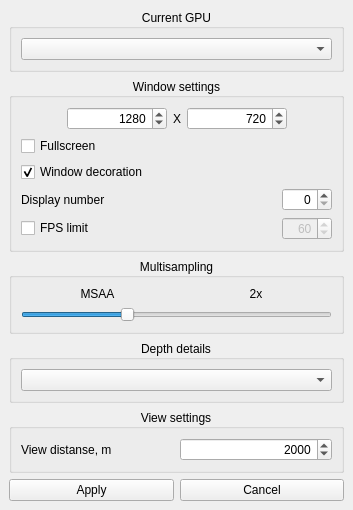
The window that launcher/forms/graphsettingswindow.ui (maisvendoo/RRS) describes before a commit, drawn with Qt 5.
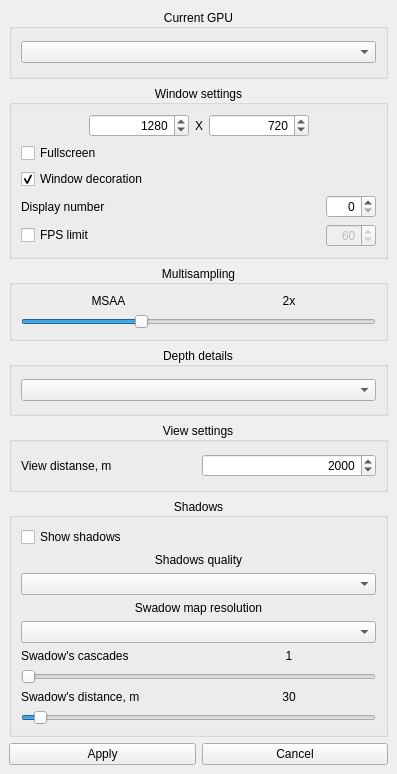
The same window after the commit.

Commit message: Компоновка интерфейса под настроки теней

The edit to the form file:
```diff
--- a/launcher/forms/graphsettingswindow.ui
+++ b/launcher/forms/graphsettingswindow.ui
@@ -9,8 +9,8 @@
    <rect>
     <x>0</x>
     <y>0</y>
-    <width>353</width>
-    <height>506</height>
+    <width>397</width>
+    <height>774</height>
    </rect>
   </property>
   <property name="sizePolicy">
@@ -23,9 +23,9 @@
    <string>Graphics settings</string>
   </property>
   <widget class="QWidget" name="centralwidget">
-   <layout class="QVBoxLayout" name="verticalLayout_7">
+   <layout class="QVBoxLayout" name="verticalLayout_9">
     <item>
-     <layout class="QVBoxLayout" name="verticalLayout" stretch="0,0,0,0,0,0">
+     <layout class="QVBoxLayout" name="verticalLayout" stretch="0,0,0,0,0,0,0">
       <item>
        <widget class="QGroupBox" name="groupBox">
         <property name="title">
@@ -351,6 +351,129 @@
         </layout>
        </widget>
       </item>
+      <item>
+       <widget class="QGroupBox" name="groupBox_6">
+        <property name="title">
+         <string>Shadows</string>
+        </property>
+        <property name="alignment">
+         <set>Qt::AlignCenter</set>
+        </property>
+        <layout class="QVBoxLayout" name="verticalLayout_8">
+         <item>
+          <widget class="QCheckBox" name="cbShowShadows">
+           <property name="text">
+            <string>Show shadows</string>
+           </property>
+          </widget>
+         </item>
+         <item>
+          <layout class="QVBoxLayout" name="verticalLayout_7">
+           <item>
+            <widget class="QLabel" name="label_4">
+             <property name="text">
+              <string>Shadows quality</string>
+             </property>
+             <property name="alignment">
+              <set>Qt::AlignCenter</set>
+             </property>
+            </widget>
+           </item>
+           <item>
+            <widget class="QComboBox" name="cbSwadowsQuality"/>
+           </item>
+          </layout>
+         </item>
+         <item>
+          <widget class="QLabel" name="label_6">
+           <property name="text">
+            <string>Swadow map resolution</string>
+           </property>
+           <property name="alignment">
+            <set>Qt::AlignCenter</set>
+           </property>
+          </widget>
+         </item>
+         <item>
+          <widget class="QComboBox" name="cbShadowsMap"/>
+         </item>
+         <item>
+          <layout class="QHBoxLayout" name="horizontalLayout_8">
+           <item>
+            <widget class="QLabel" name="label_7">
+             <property name="text">
+              <string>Swadow's cascades</string>
+             </property>
+            </widget>
+           </item>
+           <item>
+            <widget class="QLabel" name="lShadowsCascades">
+             <property name="text">
+              <string>1</string>
+             </property>
+             <property name="alignment">
+              <set>Qt::AlignCenter</set>
+             </property>
+            </widget>
+           </item>
+          </layout>
+         </item>
+         <item>
+          <widget class="QSlider" name="hsShadowsCascades">
+           <property name="minimum">
+            <number>1</number>
+           </property>
+           <property name="maximum">
+            <number>4</number>
+           </property>
+           <property name="orientation">
+            <enum>Qt::Horizontal</enum>
+           </property>
+          </widget>
+         </item>
+         <item>
+          <layout class="QHBoxLayout" name="horizontalLayout_9">
+           <item>
+            <widget class="QLabel" name="label_8">
+             <property name="text">
+              <string>Swadow's distance, m</string>
+             </property>
+            </widget>
+           </item>
+           <item>
+            <widget class="QLabel" name="lShadowsDistance">
+             <property name="text">
+              <string>30</string>
+             </property>
+             <property name="alignment">
+              <set>Qt::AlignCenter</set>
+             </property>
+            </widget>
+           </item>
+          </layout>
+         </item>
+         <item>
+          <widget class="QSlider" name="hsShadowsDistance">
+           <property name="minimum">
+            <number>20</number>
+           </property>
+           <property name="maximum">
+            <number>300</number>
+           </property>
+           <property name="singleStep">
+            <number>10</number>
+           </property>
+           <property name="value">
+            <number>30</number>
+           </property>
+           <property name="orientation">
+            <enum>Qt::Horizontal</enum>
+           </property>
+          </widget>
+         </item>
+        </layout>
+       </widget>
+      </item>
       <item>
        <layout class="QHBoxLayout" name="horizontalLayout_5">
         <item>
```
The commit also changes 1 other file.
